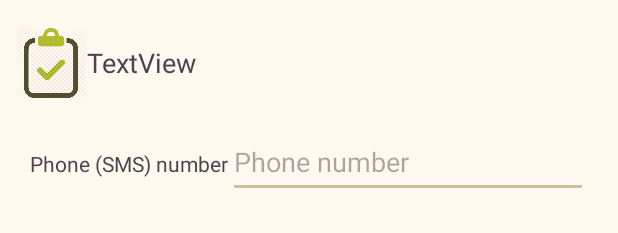
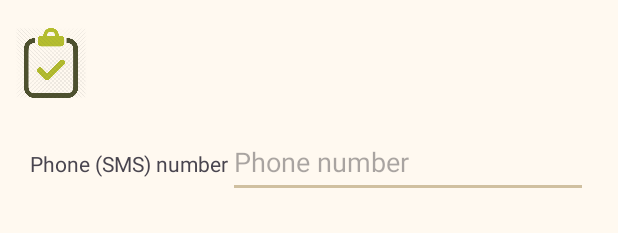
Before and after one commit to litdev1/TaskOrganiser, an Android app: the layout activity_settings.xml on its own in the app's theme, with its tools: preview values and no code run, on a phone screen of 412 x 824 dp. Shown: the top 233 px of the screen. Run offline under Robolectric (Android 15) with nearby library versions, the light colour scheme and no system bars.

Commit message:
Hints and accessibility

```diff
--- a/app/src/main/java/com/litdev/taskorganiser/actions/Action.kt
+++ b/app/src/main/java/com/litdev/taskorganiser/actions/Action.kt
@@ -120,7 +120,7 @@ data class Action(var text: String,
 
     fun default() : Action {
         return Action(
-            "Action",
+            "",
             ActionType.ACTION,
             false,
             ArrayList<Action>())
--- a/app/src/main/res/layout/activity_edit.xml
+++ b/app/src/main/res/layout/activity_edit.xml
@@ -39,7 +39,7 @@
                     android:layout_width="wrap_content"
                     android:layout_height="wrap_content"
                     android:layout_weight="1"
-                    android:text="TextView"
+                    android:layout_gravity="center_vertical"
                     android:textSize="18sp"/>
 
             </LinearLayout>
--- a/app/src/main/res/layout/activity_extra.xml
+++ b/app/src/main/res/layout/activity_extra.xml
@@ -40,7 +40,7 @@
                     android:layout_width="wrap_content"
                     android:layout_height="wrap_content"
                     android:layout_weight="1"
-                    android:text="TextView"
+                    android:layout_gravity="center_vertical"
                     android:textSize="18sp"/>
 
             </LinearLayout>
--- a/app/src/main/res/layout/activity_main.xml
+++ b/app/src/main/res/layout/activity_main.xml
@@ -39,7 +39,7 @@
                     android:layout_width="wrap_content"
                     android:layout_height="wrap_content"
                     android:layout_weight="1"
-                    android:text="TextView"
+                    android:layout_gravity="center_vertical"
                     android:textSize="18sp"/>
 
             </LinearLayout>
--- a/app/src/main/res/layout/activity_settings.xml
+++ b/app/src/main/res/layout/activity_settings.xml
@@ -40,7 +40,7 @@
                     android:layout_width="wrap_content"
                     android:layout_height="wrap_content"
                     android:layout_weight="1"
-                    android:text="TextView"
+                    android:layout_gravity="center_vertical"
                     android:textSize="18sp"/>
 
             </LinearLayout>
--- a/app/src/main/res/layout/card_view.xml
+++ b/app/src/main/res/layout/card_view.xml
@@ -35,7 +35,7 @@
                 android:layout_height="wrap_content"
                 android:layout_marginStart="10dp"
                 android:singleLine="false"
-                android:text="Action"
+                android:hint="Action"
                 android:importantForAccessibility="no"
                 android:textSize="20sp"
                 android:textStyle="bold"
@@ -48,7 +48,7 @@
                 android:layout_marginStart="10dp"
                 android:importantForAutofill="no"
                 android:singleLine="false"
-                android:text="Edit Action"
+                android:hint="Action"
                 android:inputType="textMultiLine"
                 android:textCursorDrawable="@null"
                 android:textSize="20sp"
```
